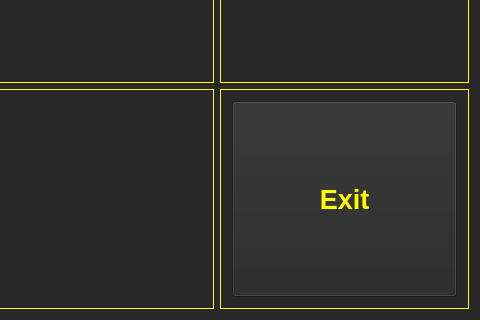
Old version of the form mainwindow.ui in the repository MiftahSalam/FA-FCS-2020-HMI; both pictures show x 300 to 780 and y 149 to 469 of the 780 by 469 pixel window.
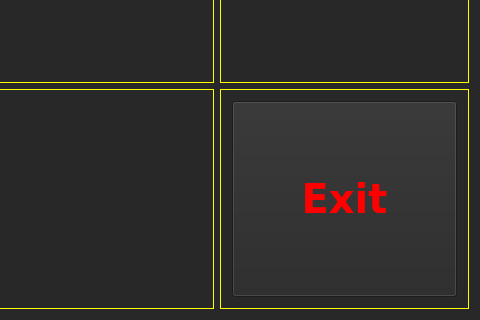
New version of the form. Custom widgets are drawn as their Qt base class.

```diff
--- a/mainwindow.ui
+++ b/mainwindow.ui
@@ -91,11 +91,16 @@
          </property>
          <property name="font">
           <font>
-           <pointsize>20</pointsize>
+           <family>DejaVu Sans</family>
+           <pointsize>30</pointsize>
            <weight>75</weight>
+           <italic>false</italic>
            <bold>true</bold>
           </font>
          </property>
+         <property name="styleSheet">
+          <string notr="true">color: rgb(255, 0, 0);</string>
+         </property>
          <property name="text">
           <string>Exit</string>
          </property>
```
Left out of the diff: 5 changed lines with no effect on the pictures.
